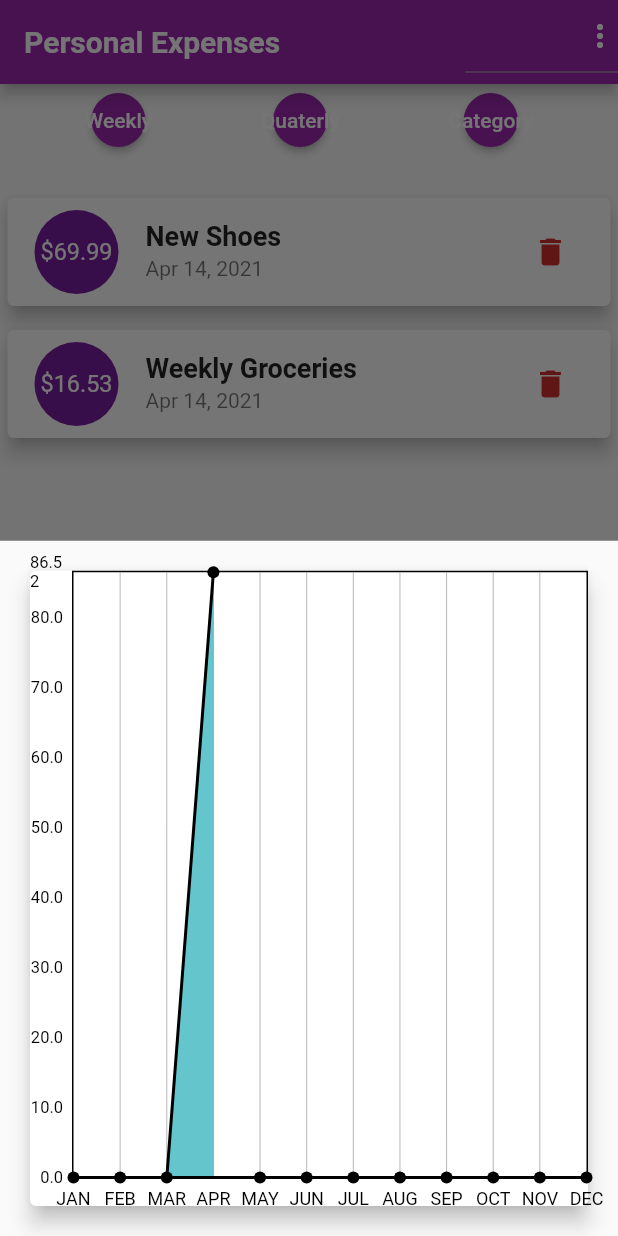
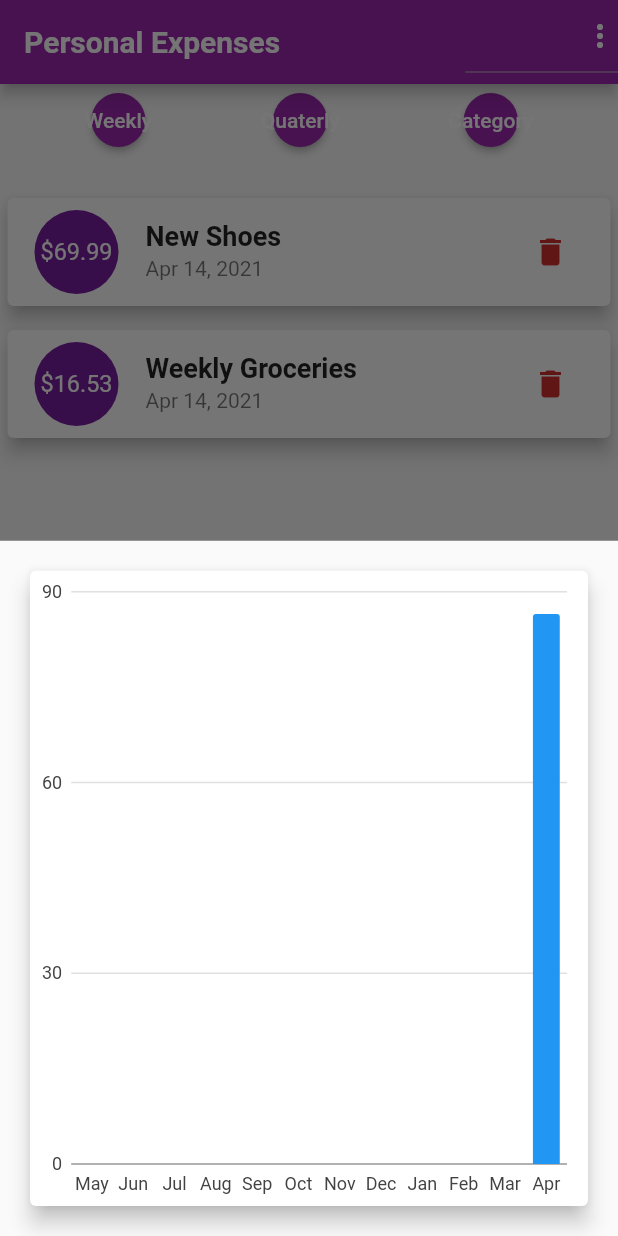
Before and after one commit to shivangsharma27/OutlayPal, a Flutter app: the screen it shows once a user with an empty profile is signed in, after a tap on "Quaterly", on a phone screen of 412 x 824 dp. Run offline on Flutter 3.47's test engine with Material 2 defaults, Android fonts, the phone set to English and light mode, and no system bars; drawn by our look-alikes of fl_chart; our stand-ins replace charts_flutter, cloud_firestore, firebase_auth; accounts and stored records are empty; Roboto replaces fonts that are missing (OpenSans, Quicksand).

Commit message:
Added Bar Chart

```diff
--- a/lib/widgets/chart_monthly.dart
+++ b/lib/widgets/chart_monthly.dart
@@ -1,7 +1,7 @@
 import '../models/transaction.dart';
 import 'package:flutter/material.dart';
-import 'package:fl_chart/fl_chart.dart';
 import 'package:intl/intl.dart';
+import 'package:charts_flutter/flutter.dart' as charts;
 
 class LineCharts extends StatelessWidget {
   final List<Transaction> recentMonthlyTransactions;
@@ -22,141 +22,55 @@ class LineCharts extends StatelessWidget {
         }
       }
       return {
-        'month': DateFormat.MMM().format(myMonth).substring(0,3),
+        'month': DateFormat.MMM().format(myMonth).substring(0, 3),
         'amount': totalSum,
       };
     }).reversed.toList();
   }
-    final List<double> aaa = [];
 
+  // List<Map<String, Object>> groupedTransactions;
+  // void getValues (List<Map<String, Object>> groupedTransactionValues){
+  //     groupedTransactionValues.map((data){
+  //       groupedTransactions.add({
+  //         'month' : data['month'],
+  //         'amount' : data['amount']
+  //       });
+  //     });
+  // }
 
-  final Map<String,double> mapp = {
-    'Jan':0,
-    'Feb':1,
-    'Mar':2,
-    'Apr':3,
-    'May':4,
-    'Jun':5,
-    'Jul':6,
-    'Aug':7,
-    'Sep':8,
-    'Oct':9,
-    'Nov':10,
-    'Dec':11,
-  };
+  List<charts.Series<BarChartModel, String>> _createSampleData() {
+    final List<BarChartModel> data = [];
+    for (var i = 0; i < groupedTransactionValues.length; i++) {
+      data.add(new BarChartModel(groupedTransactionValues[i]['month'], groupedTransactionValues[i]['amount']));
+    }
 
-
+    return [
+      new charts.Series<BarChartModel, String>(
+        id: 'Sales',
+        colorFn: (_, __) => charts.MaterialPalette.blue.shadeDefault,
+        domainFn: (BarChartModel sales, _) => sales.month,
+        measureFn: (BarChartModel sales, _) => sales.financial,
+        data: data,
+      )
+  ];
+  }
 
   @override
   Widget build(BuildContext context) {
-    const cutOffYValue = 0.0;
-    const yearTextStyle = TextStyle(fontSize: 12, color: Colors.black);
-
     return Card(
       elevation: 6,
       margin: EdgeInsets.all(20),
-      child: LineChart(
-        LineChartData(
-          lineTouchData: LineTouchData(enabled: false),
-          lineBarsData: [
-            LineChartBarData(
-              spots: groupedTransactionValues.map((data) {
-                print(data['month']);
-                aaa.add(data['amount']);
-                return FlSpot(mapp[data['month']], data['amount']);
-              }).toList(),
-              isCurved: false,
-              barWidth: 2,
-              colors: [
-                Colors.black,
-              ],
-              belowBarData: BarAreaData(
-                show: true,
-                colors: [Colors.lightBlue.withOpacity(0.5)],
-                cutOffY: cutOffYValue,
-                applyCutOffY: true,
-              ),
-              aboveBarData: BarAreaData(
-                show: true,
-                colors: [Colors.lightGreen.withOpacity(0.5)],
-                cutOffY: cutOffYValue,
-                applyCutOffY: true,
-              ),
-              dotData: FlDotData(
-                show: true,
-              ),
-            ),
-          ],
-          minY: 0,
-          // maxY: 100,
-          titlesData: FlTitlesData(
-            bottomTitles: SideTitles(
-                showTitles: true,
-                reservedSize: 12,
-                textStyle: yearTextStyle,
-                getTitles: (value) {
-                  switch (value.toInt()) {
-                    case 0:
-                      return 'JAN';
-                    case 1:
-                      return 'FEB';
-                    case 2:
-                      return 'MAR';
-                    case 3:
-                      return 'APR';
-                    case 4:
-                      return 'MAY';
-                    case 5:
-                      return 'JUN';
-                    case 6:
-                      return 'JUL';
-                    case 7:
-                      return 'AUG';
-                    case 8:
-                      return 'SEP';
-                    case 9:
-                      return 'OCT';
-                    case 10:
-                      return 'NOV';
-                    case 11:
-                      return 'DEC';
-                    default:
-                      return '';
-                  }
-                }),
-            leftTitles: SideTitles(
-              showTitles: true,
-              // reservedSize: 10,
-              getTitles: (value) {
-                for(var i in aaa){
-                    print(i);
-                }
-                // if(aaa.contains(value)){
-                //   // print(value);
-                  return '${value}';
-              // }
-                // else
-                //   return '${value}';
-              },
-            ),
-          ),
-          axisTitleData: FlAxisTitleData(
-              leftTitle:
-                  AxisTitle(showTitle: true, titleText: 'Value', margin: 10),
-              bottomTitle: AxisTitle(
-                  showTitle: true,
-                  margin: 10,
-                  titleText: 'Year',
-                  textStyle: yearTextStyle,
-                  textAlign: TextAlign.right)),
-          gridData: FlGridData(
-            show: true,
-            checkToShowHorizontalLine: (double value) {
-              return value == 1 || value == 2 || value == 3 || value == 5;
-            },
-          ),
-        ),
-      ),
+      child: charts.BarChart(_createSampleData(), animate: true,)
     );
   }
 }
+
+class BarChartModel {
+  String month;
+  double financial;
+
+  BarChartModel(
+    this.month,
+    this.financial,
+  );
+}
--- a/pubspec.yaml
+++ b/pubspec.yaml
@@ -25,6 +25,7 @@ dependencies:
     sdk: flutter
   intl: ^0.16.1
   fl_chart: ^0.10.1
+  charts_flutter: ^0.10.0
 
 
 
```
Also changed, not shown: pubspec.lock, 1 other file.
